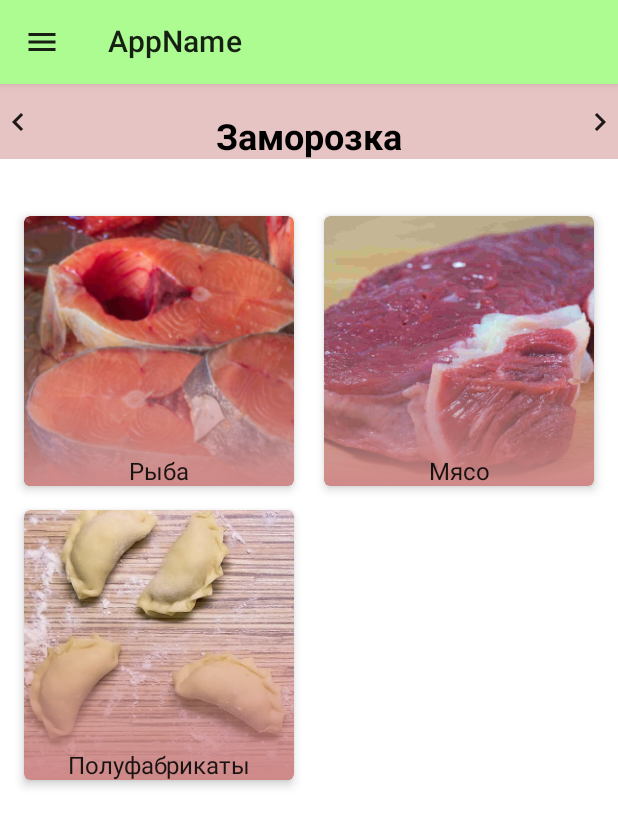
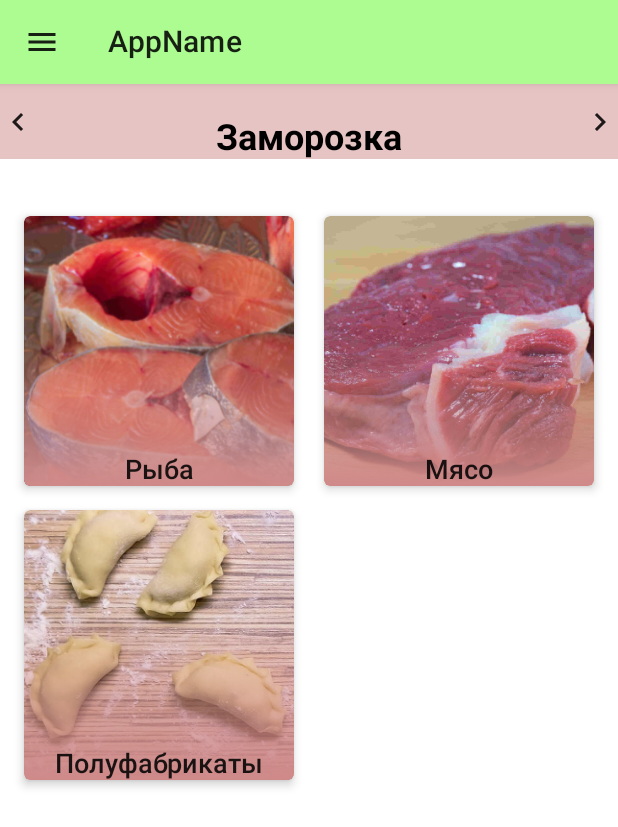
Before and after one commit to Haartag/ComposedStorage, an Android app built with Jetpack Compose: the composable CategoryListScreen called with empty values, on a phone screen of 412 x 824 dp. Shown: the top 827 px of the screen. Run offline under Robolectric (Android 15) with nearby library versions, the phone set to English and light mode, and no system bars; our stand-ins replace Dagger/Hilt's generated code, Room's generated code, accompanist; pictures from the network do not load.

Commit message:
Common compose functions replaced to CommonComposeFunctions.kt

```diff
--- a/app/src/main/java/com/valerytimofeev/composedstorage/addnewcategory/AddNewCategoryViewModel.kt
+++ b/app/src/main/java/com/valerytimofeev/composedstorage/addnewcategory/AddNewCategoryViewModel.kt
@@ -25,8 +25,6 @@ class AddNewCategoryViewModel @Inject constructor(
         return Constants.colorsMap[index] ?: Color.LightGray
     }
 
-
-
     fun addCategory() {
         viewModelScope.launch {
             repository.insertNewCategory(CategoryItem(0,"", "", 0))
--- a/app/src/main/java/com/valerytimofeev/composedstorage/categorylist/CategoryListScreen.kt
+++ b/app/src/main/java/com/valerytimofeev/composedstorage/categorylist/CategoryListScreen.kt
@@ -31,6 +31,7 @@ import com.google.accompanist.pager.ExperimentalPagerApi
 import com.google.accompanist.pager.HorizontalPager
 import com.google.accompanist.pager.rememberPagerState
 import com.valerytimofeev.composedstorage.common.CategoryEntry
+import com.valerytimofeev.composedstorage.common.TabNameBackground
 import com.valerytimofeev.composedstorage.common.TopBar
 import com.valerytimofeev.composedstorage.ui.theme.Mint
 import com.valerytimofeev.composedstorage.utils.floorMod
@@ -136,42 +137,6 @@ fun TabName(
 }
 
 @Composable
-fun TabNameBackground(
-    modifier: Modifier = Modifier,
-    color: Color = Color.LightGray
-) {
-    Column {
-        Box(
-            modifier = modifier
-                .fillMaxWidth()
-                .background(color = color.copy(alpha = 0.5f))
-                .height(50.dp)
-        ) {
-            Row(
-                verticalAlignment = Alignment.CenterVertically,
-                horizontalArrangement = Arrangement.SpaceBetween,
-                modifier = Modifier.fillMaxWidth()
-            ) {
-                Icon(
-                    Icons.Outlined.KeyboardArrowLeft,
-                    contentDescription = "Left arrow",
-                    modifier = Modifier
-                        .padding(vertical = 8.dp)
-                        .fillMaxHeight()
-                )
-                Icon(
-                    Icons.Outlined.KeyboardArrowRight,
-                    contentDescription = "Right arrow",
-                    modifier = Modifier
-                        .padding(vertical = 8.dp)
-                        .fillMaxHeight()
-                )
-            }
-        }
-    }
-}
-
-@Composable
 fun CategoryList(
     page: Int,
     navController: NavController,
--- a/app/src/main/java/com/valerytimofeev/composedstorage/common/CommonComposeFunctions.kt
+++ b/app/src/main/java/com/valerytimofeev/composedstorage/common/CommonComposeFunctions.kt
@@ -3,9 +3,14 @@ package com.valerytimofeev.composedstorage.common
 import android.graphics.drawable.Drawable
 import androidx.compose.foundation.Image
 import androidx.compose.foundation.background
+import androidx.compose.foundation.clickable
 import androidx.compose.foundation.layout.*
 import androidx.compose.foundation.shape.RoundedCornerShape
 import androidx.compose.material.*
+import androidx.compose.material.icons.Icons
+import androidx.compose.material.icons.filled.Done
+import androidx.compose.material.icons.outlined.KeyboardArrowLeft
+import androidx.compose.material.icons.outlined.KeyboardArrowRight
 import androidx.compose.runtime.Composable
 import androidx.compose.ui.Alignment
 import androidx.compose.ui.Alignment.Companion.BottomCenter
@@ -17,11 +22,17 @@ import androidx.compose.ui.graphics.Brush
 import androidx.compose.ui.graphics.Color
 import androidx.compose.ui.graphics.vector.ImageVector
 import androidx.compose.ui.platform.LocalContext
+import androidx.compose.ui.text.font.FontWeight
 import androidx.compose.ui.text.style.TextAlign
 import androidx.compose.ui.unit.dp
+import androidx.compose.ui.unit.sp
+import androidx.hilt.navigation.compose.hiltViewModel
+import androidx.lifecycle.ViewModel
+import androidx.navigation.NavController
 import coil.compose.rememberAsyncImagePainter
 import coil.request.ImageRequest
 import com.valerytimofeev.composedstorage.R
+import com.valerytimofeev.composedstorage.addnewtab.AddNewTabViewModel
 import com.valerytimofeev.composedstorage.ui.theme.Mint
 
 
@@ -47,6 +58,23 @@ fun TopBar(
             additionalInfo()
         },
         backgroundColor = Mint
+    )
+}
+
+@Composable
+fun TopBarOkIcon(
+    onClick: () -> Unit
+) {
+    Icon(
+        Icons.Filled.Done,
+        contentDescription = "Add item icon",
+        modifier = Modifier
+            .padding(8.dp)
+            .fillMaxHeight()
+            .aspectRatio(1f)
+            .clickable {
+                onClick()
+            }
     )
 }
 
@@ -90,7 +118,44 @@ fun CategoryEntry(
                 )
 
         ) {
-            Text(text = categoryName)
+            //TODO change text
+            Text(text = categoryName, fontWeight = FontWeight.SemiBold, fontSize = 18.sp)
         }
     }
 }
+
+@Composable
+fun TabNameBackground(
+    modifier: Modifier = Modifier,
+    color: Color = Color.LightGray
+) {
+    Column {
+        Box(
+            modifier = modifier
+                .fillMaxWidth()
+                .background(color = color.copy(alpha = 0.5f))
+                .height(50.dp)
+        ) {
+            Row(
+                verticalAlignment = Alignment.CenterVertically,
+                horizontalArrangement = Arrangement.SpaceBetween,
+                modifier = Modifier.fillMaxWidth()
+            ) {
+                Icon(
+                    Icons.Outlined.KeyboardArrowLeft,
+                    contentDescription = "Left arrow",
+                    modifier = Modifier
+                        .padding(vertical = 8.dp)
+                        .fillMaxHeight()
+                )
+                Icon(
+                    Icons.Outlined.KeyboardArrowRight,
+                    contentDescription = "Right arrow",
+                    modifier = Modifier
+                        .padding(vertical = 8.dp)
+                        .fillMaxHeight()
+                )
+            }
+        }
+    }
+}
--- a/app/src/main/java/com/valerytimofeev/composedstorage/utils/Constants.kt
+++ b/app/src/main/java/com/valerytimofeev/composedstorage/utils/Constants.kt
@@ -21,6 +21,7 @@ object Constants {
     )
 
     val imgMap = mapOf(
+        0 to R.drawable.placeholder,
         1 to R.drawable.canned50,
         2 to R.drawable.fish50,
         3 to R.drawable.meat50,
```
Also changed, not shown: app/src/main/java/com/valerytimofeev/composedstorage/addnewcategory/AddNewCategoryScreen.kt (+15 -6 lines), app/src/main/java/com/valerytimofeev/composedstorage/addnewtab/AddNewTabScreen.kt (+14 -29 lines), app/src/main/res/drawable/placeholder.jpg (added).
